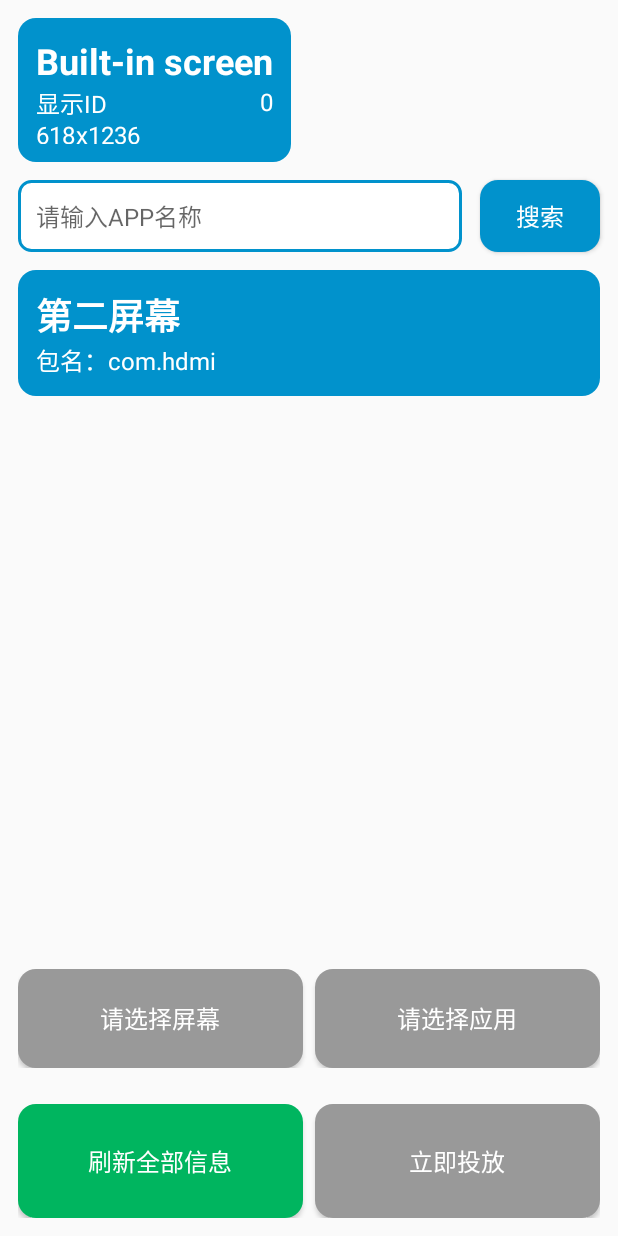
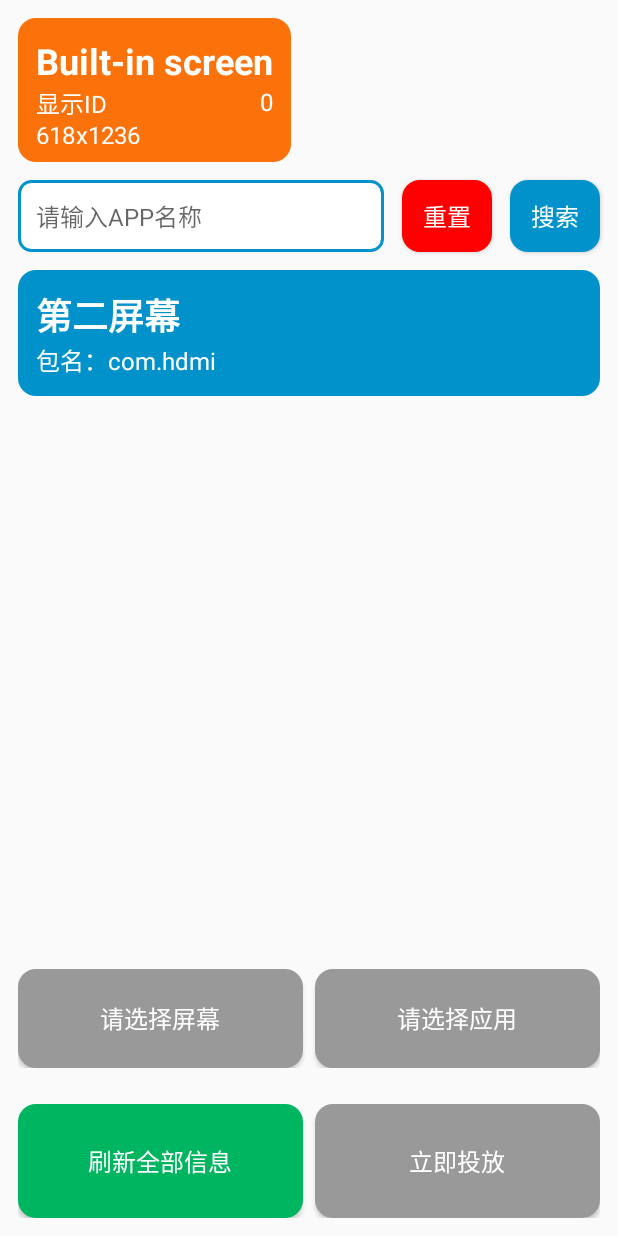
Before and after one commit to zb2947244682/SecondScreen, an Android app: the screen it shows after launch (MainActivity), on a phone screen of 412 x 824 dp. Run offline under Robolectric (Android 15) with nearby library versions, the phone set to English and light mode, and no system bars.

Commit message:
大版本优化

```diff
--- a/app/src/main/java/com/hdmi/DisplayUtils.kt
+++ b/app/src/main/java/com/hdmi/DisplayUtils.kt
@@ -10,4 +10,41 @@ object DisplayUtils {
         var displayList = displayManager.displays.toList()
         return displayList
     }
+
+    fun startListen(
+        context: Context,
+        onDisplayAdded: (Int) -> Unit,
+        onDisplayChanged: (Int) -> Unit,
+        onDisplayRemoved: (Int) -> Unit
+    ): DisplayManager.DisplayListener {
+        val displayManager = context.getSystemService(Context.DISPLAY_SERVICE) as DisplayManager
+
+        val displayListener = object : DisplayManager.DisplayListener {
+            override fun onDisplayAdded(displayId: Int) {
+                onDisplayAdded(displayId)
+            }
+
+            override fun onDisplayChanged(displayId: Int) {
+                onDisplayChanged(displayId)
+            }
+
+            override fun onDisplayRemoved(displayId: Int) {
+                onDisplayRemoved(displayId)
+            }
+        }
+
+        displayManager.registerDisplayListener(displayListener, null)
+
+        return displayListener
+    }
+
+    fun stopListen(context: Context, displayListener: DisplayManager.DisplayListener) {
+        val displayManager = context.getSystemService(Context.DISPLAY_SERVICE) as DisplayManager
+        displayManager.unregisterDisplayListener(displayListener)
+    }
+
+    fun getConnectedDisplays(context: Context): Array<Display> {
+        val displayManager = context.getSystemService(Context.DISPLAY_SERVICE) as DisplayManager
+        return displayManager.getDisplays()
+    }
 }
--- a/app/src/main/java/com/hdmi/MainActivity.kt
+++ b/app/src/main/java/com/hdmi/MainActivity.kt
@@ -3,6 +3,7 @@ package com.hdmi
 import android.app.Activity
 import android.app.ActivityOptions
 import android.content.Intent
+import android.content.pm.ApplicationInfo
 import android.os.Bundle
 import android.view.Display
 import android.view.LayoutInflater
@@ -27,19 +28,51 @@ class MainActivity : Activity() {
 
     var app_ok = false
 
+    override fun onResume() {
+        super.onResume()
+
+        refreshDisplayList()
+        refreshAppList()
+    }
+
     override fun onCreate(savedInstanceState: Bundle?) {
         super.onCreate(savedInstanceState)
         setContentView(R.layout.activity_main)
+
+        DisplayUtils.startListen(
+            this,
+            onDisplayAdded = { displayId ->
+                // 处理显示器增加事件
+                ToastUtils.showShort(this, "检测到显示设备连接")
+                refreshDisplayList()
+            },
+            onDisplayChanged = { displayId ->
+                // 处理显示器改变事件
+//                ToastUtils.showShort(this, "onDisplayChanged")
+            },
+            onDisplayRemoved = { displayId ->
+                // 处理显示器移除事件
+                ToastUtils.showShort(this, "检测到显示设备断开")
+                refreshDisplayList()
+            }
+        )
+
+
         inflater = getSystemService(LAYOUT_INFLATER_SERVICE) as LayoutInflater
 
-        refreshDisplayList()
-        refreshAppList()
+        val clearButton = findViewById<Button>(R.id.clearButton)
+
+        clearButton.setOnClickListener {
+            findViewById<EditText>(R.id.searchText).text.clear()
+            refreshAppList()
+//            Toast.makeText(this, "搜索完成", Toast.LENGTH_SHORT).show()
+        }
 
         val searchButton = findViewById<Button>(R.id.searchButton)
 
         searchButton.setOnClickListener {
             refreshAppList()
-            Toast.makeText(this, "搜索完成", Toast.LENGTH_SHORT).show()
+//            Toast.makeText(this, "搜索完成", Toast.LENGTH_SHORT).show()
         }
 
 
@@ -100,8 +133,13 @@ class MainActivity : Activity() {
 
         screen_ll.removeAllViews()
 
+        var index = 0
         for (display in displayList) {
             val screen_list_item_layout = inflater.inflate(R.layout.screen_list_item_layout, null)
+
+            if (index == 0) {
+                screen_list_item_layout.setBackgroundResource(R.drawable.rounded_button_orange)
+            }
 
             screen_list_item_layout.findViewById<TextView>(R.id.screen_list_item_layout_title).text =
                 display.name
@@ -117,13 +155,17 @@ class MainActivity : Activity() {
                 display_ok = true
                 refreshStatus()
             }
-
             screen_ll.addView(screen_list_item_layout)
+            index++
         }
     }
 
-    private fun refreshAppList() {
-        var appList = AppUtils.getApps(this)
+    private fun refreshAppList(dns: Boolean = false) {
+        var appList: List<ApplicationInfo> = listOf()
+
+        if (!dns) {
+            appList = AppUtils.getApps(this)
+        }
 
         val app_ll: LinearLayout = findViewById(R.id.app_ll)
 
--- /dev/null
+++ b/app/src/main/res/drawable/rounded_button_red.xml
@@ -0,0 +1,6 @@
+<!-- rounded_button_primary.xml -->
+<shape xmlns:android="http://schemas.android.com/apk/res/android"
+    android:shape="rectangle">
+    <solid android:color="#ff0000" />
+    <corners android:radius="12dp" /> <!-- 控制按钮的圆角半径，值越大圆角越大 -->
+</shape>
--- a/app/src/main/res/layout/activity_main.xml
+++ b/app/src/main/res/layout/activity_main.xml
@@ -31,12 +31,13 @@
         android:layout_alignParentLeft="true"
         android:layout_marginLeft="12dp"
         android:layout_marginRight="12dp"
-        android:layout_toLeftOf="@id/searchButton"
+        android:layout_toLeftOf="@id/clearButton"
         android:background="@drawable/edittext_background"
         android:drawablePadding="8dp"
         android:ems="10"
         android:hint="请输入APP名称"
         android:inputType="text"
+        android:maxLength="10"
         android:padding="12dp"
         android:text=""
         android:textColor="#333333"
@@ -44,8 +45,22 @@
 
 
     <Button
+        android:id="@+id/clearButton"
+        android:layout_width="60dp"
+        android:layout_height="wrap_content"
+        android:layout_alignTop="@id/searchText"
+        android:layout_alignBottom="@id/searchText"
+        android:layout_marginRight="12dp"
+        android:layout_toLeftOf="@id/searchButton"
+        android:background="@drawable/rounded_button_red"
+        android:text="重置"
+        android:textColor="@color/white"
+        android:textSize="16sp" />
+
+
+    <Button
         android:id="@+id/searchButton"
-        android:layout_width="80dp"
+        android:layout_width="60dp"
         android:layout_height="wrap_content"
         android:layout_alignTop="@id/searchText"
         android:layout_alignBottom="@id/searchText"
```
Also changed, not shown: app/src/main/java/com/hdmi/ToastUtils.kt (added, +27 -0 lines).
